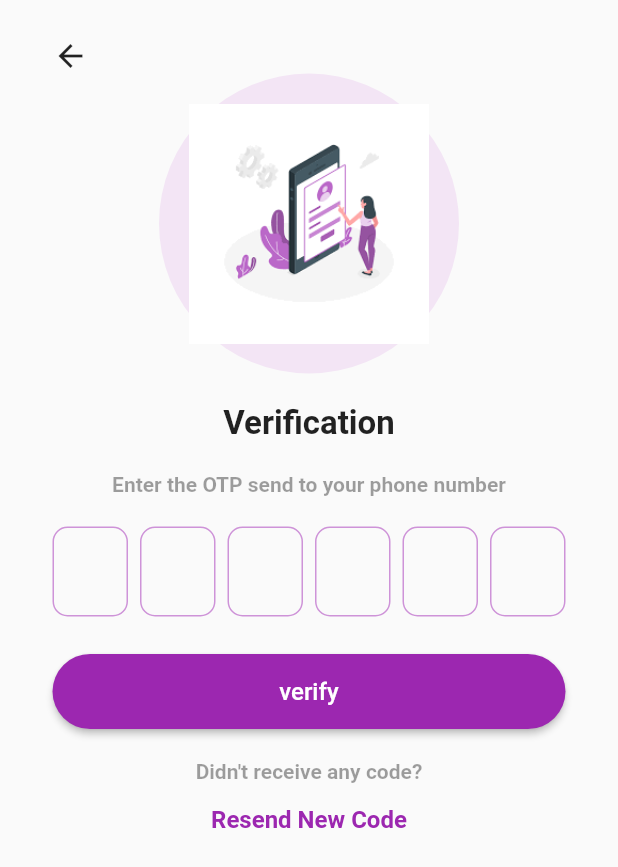
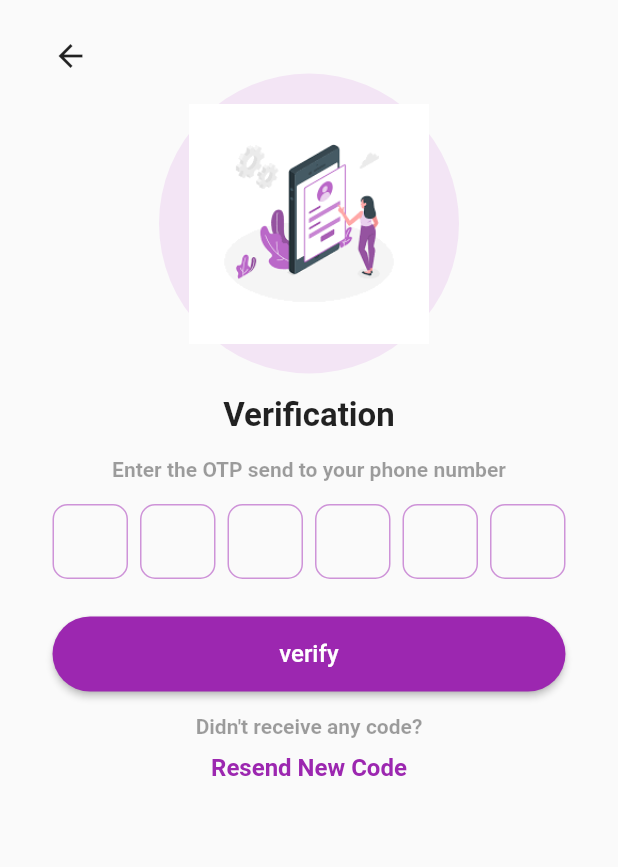
Before and after one commit to Abd0Khalifa/Flutter_FireBase, a Flutter app: the OtpScreen screen opened directly with empty values, on a phone screen of 412 x 824 dp. Shown: the top 867 px of the screen. Run offline on Flutter 3.47's test engine with Material 2 defaults, Android fonts, the phone set to English and light mode, and no system bars; drawn by our look-alikes of pinput; our stand-ins replace cloud_firestore, country_picker, firebase_auth, firebase_core, firebase_storage, image_picker and 1 more; accounts and stored records are empty.

Commit message:
Abdulrahman Khalifa Fix An Error and Finish

```diff
--- a/lib/provider/auth_provider.dart
+++ b/lib/provider/auth_provider.dart
@@ -4,7 +4,6 @@ import 'dart:io';
 import 'package:cloud_firestore/cloud_firestore.dart';
 import 'package:firebase_auth/firebase_auth.dart';
 import 'package:firebase_storage/firebase_storage.dart';
-import 'package:flutter/cupertino.dart';
 import 'package:flutter/material.dart';
 
 import 'package:flutter_firebase/utils/utils.dart';
@@ -160,7 +159,7 @@ class AuthProvider extends ChangeNotifier {
         createdAt: snapshot['createdAt'],
         bio: snapshot['bio'],
         uid: snapshot['uid'],
-        profilPic: snapshot['profilPic'],
+        profilPic: snapshot['profilePic'],
         phoneNumber: snapshot['phoneNumber'],
       );
       _uid = userModel.uid;
--- a/lib/screens/otp_screen.dart
+++ b/lib/screens/otp_screen.dart
@@ -10,6 +10,7 @@ import 'package:provider/provider.dart';
 class OtpScreen extends StatefulWidget {
   final String verificationId;
   const OtpScreen({super.key, required this.verificationId});
+
 
   @override
   State<OtpScreen> createState() => _OtpScreenState();
@@ -56,7 +57,7 @@ class _OtpScreenState extends State<OtpScreen> {
                         ),
                       ),
                       const SizedBox(
-                        height: 20,
+                        height: 15,
                       ),
                       const Text(
                         "Verification",
@@ -65,7 +66,7 @@ class _OtpScreenState extends State<OtpScreen> {
                           fontWeight: FontWeight.bold,
                         ),
                       ),
-                      const SizedBox(height: 20),
+                      const SizedBox(height: 15),
                       const Text(
                         "Enter the OTP send to your phone number",
                         style: TextStyle(
@@ -76,14 +77,14 @@ class _OtpScreenState extends State<OtpScreen> {
                         textAlign: TextAlign.center,
                       ),
                       const SizedBox(
-                        height: 20,
+                        height: 15,
                       ),
                       Pinput(
                         length: 6,
                         showCursor: true,
                         defaultPinTheme: PinTheme(
                           width: 60,
-                          height: 60,
+                          height: 50,
                           decoration: BoxDecoration(
                             borderRadius: BorderRadius.circular(10),
                             border: Border.all(
@@ -119,7 +120,7 @@ class _OtpScreenState extends State<OtpScreen> {
                         ),
                       ),
                       const SizedBox(
-                        height: 20,
+                        height: 15,
                       ),
                       const Text(
                         "Didn't receive any code?",
@@ -130,7 +131,7 @@ class _OtpScreenState extends State<OtpScreen> {
                         ),
                       ),
                       const SizedBox(
-                        height: 15,
+                        height: 10,
                       ),
                       const Text(
                         "Resend New Code",
```
